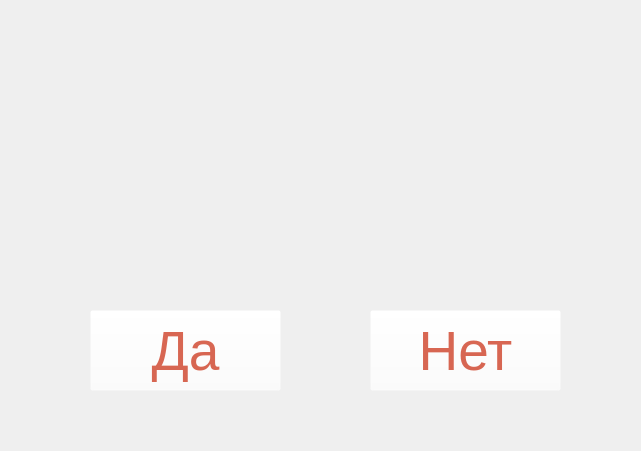
Above: QtPetinator/mainwindow2.ui from krbroman/Petinator before the change; both pictures show x 190 to 831 and y 90 to 541 of the 1024 by 768 pixel window. Below: the same form after it.
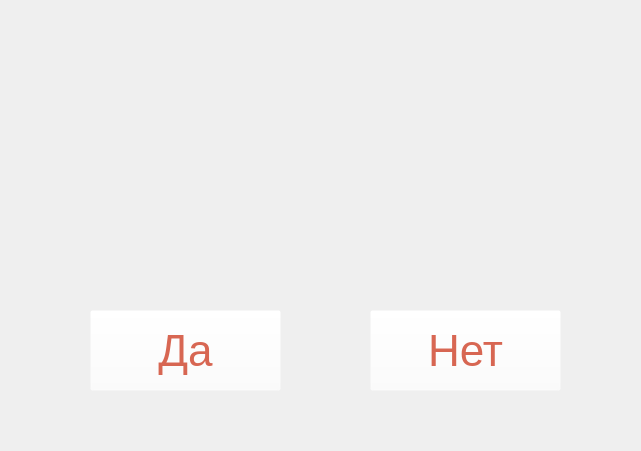
That is the form after the change.

The edit to the form file:
```diff
--- a/QtPetinator/mainwindow2.ui
+++ b/QtPetinator/mainwindow2.ui
@@ -17,7 +17,7 @@
    <widget class="QLabel" name="label">
     <property name="geometry">
      <rect>
-      <x>270</x>
+      <x>300</x>
       <y>150</y>
       <width>371</width>
       <height>156</height>
@@ -54,7 +54,7 @@
     </property>
     <property name="font">
      <font>
-      <pointsize>41</pointsize>
+      <pointsize>33</pointsize>
       <weight>50</weight>
       <italic>false</italic>
       <bold>false</bold>
@@ -63,7 +63,7 @@
     <property name="styleSheet">
      <string notr="true">background:rgba(255, 255, 255, 0);
 color:rgba(204, 57, 31, 196);
-font-size:41pt;
+font-size:33pt;
 font:&quot;Arial Rounded MT Bold&quot;;</string>
     </property>
     <property name="text">
@@ -81,7 +81,7 @@
     </property>
     <property name="font">
      <font>
-      <pointsize>41</pointsize>
+      <pointsize>33</pointsize>
       <weight>50</weight>
       <italic>false</italic>
       <bold>false</bold>
@@ -90,7 +90,7 @@
     <property name="styleSheet">
      <string notr="true">background:rgba(255, 255, 255, 0);
 color:rgba(204, 57, 31, 196);
-font-size:41pt;
+font-size:33pt;
 font:&quot;Arial Rounded MT Bold&quot;;</string>
     </property>
     <property name="text">
```
